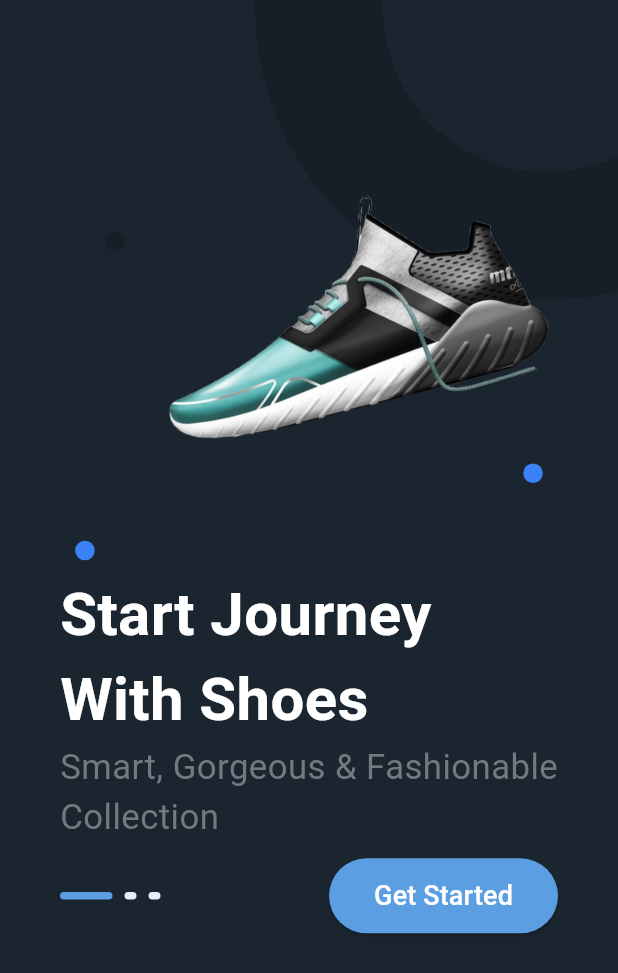
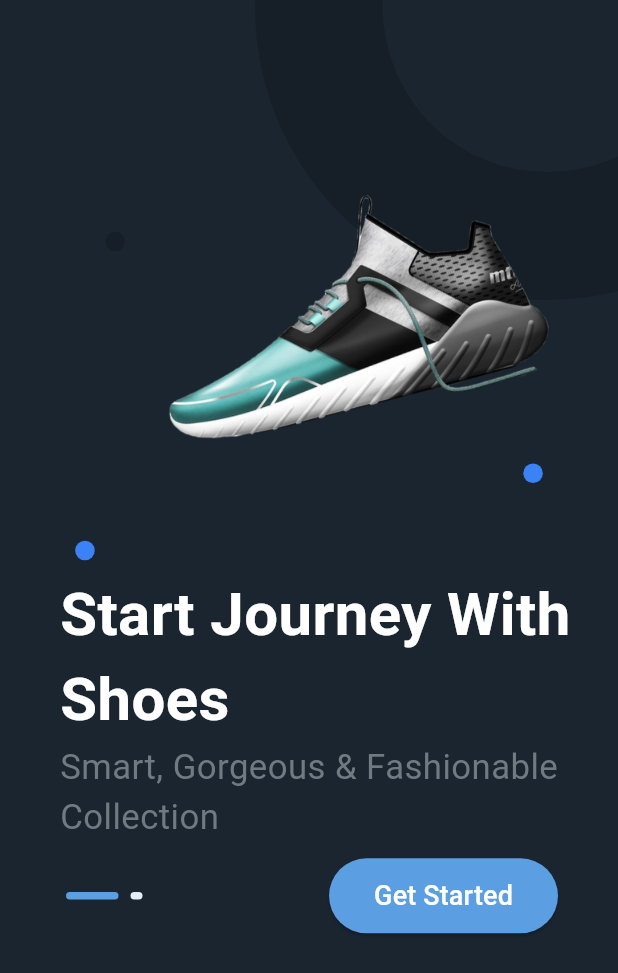
Before and after one commit to kasim121/phantasm, a Flutter app: the screen it shows after launch, after a tap on "Get Started", on a phone screen of 412 x 824 dp. Shown: the top 973 px of the screen. Run offline on Flutter 3.47's test engine with Material 3 defaults, Android fonts, the phone set to English and light mode, and no system bars; Roboto replaces fonts that are missing (Airbnb Cereal App).

Commit message:
chnages-doone

```diff
--- /dev/null
+++ b/lib/core/extensions/extensions.dart
@@ -0,0 +1,19 @@
+extension DescriptionFormatter on String {
+  String formatDescription() {
+    // Define the word after which you want the break
+    String targetWord = 'Fashionable';
+
+    // Find the position of the target word in the description
+    int index = this.indexOf(targetWord);
+
+    // If the word is found and there is more text after it
+    if (index != -1 && index + targetWord.length < this.length) {
+      return this.substring(0, index + targetWord.length) +
+          '\n' +
+          this.substring(index + targetWord.length).trim();
+    }
+
+    // If the word isn't found or no text follows it, just return the string as is
+    return this;
+  }
+}
--- a/lib/features/onboarding/presentation/screen/onbarding_started_screen.dart
+++ b/lib/features/onboarding/presentation/screen/onbarding_started_screen.dart
@@ -1,29 +1,61 @@
 import 'package:flutter/material.dart';
-import 'package:phantasm/confi/themes/app_colors.dart';
-import 'package:phantasm/features/onboarding/presentation/widgets/custome_button.dart';
-
+import 'package:phantasm/core/extensions/extensions.dart';
+import 'package:provider/provider.dart';
+import '../../../../confi/themes/app_colors.dart';
 import '../../../../confi/themes/app_text_style.dart';
+import '../providers/onbarding_provider.dart';
+import '../widgets/custome_button.dart';
 import '../widgets/ellipses.dart';
 import '../widgets/indicators.dart';
 
-class OnboardingScreen extends StatelessWidget {
+class OnboardingScreen extends StatefulWidget {
   const OnboardingScreen({Key? key}) : super(key: key);
 
   @override
+  State<OnboardingScreen> createState() => _OnboardingScreenState();
+}
+
+class _OnboardingScreenState extends State<OnboardingScreen> {
+  final PageController _pageController = PageController();
+  int _currentPage = 0;
+
+  @override
+  void dispose() {
+    _pageController.dispose();
+    super.dispose();
+  }
+
+  @override
   Widget build(BuildContext context) {
+    final onboardingProvider = Provider.of<OnboardingProvider>(context);
+
+    if (onboardingProvider.steps.isEmpty) {
+      onboardingProvider.loadSteps();
+    }
+
     return Scaffold(
       backgroundColor: AppColors.background,
       body: SafeArea(
         child: Stack(
           children: [
-            const Ellipses(),
-            Column(
+            Ellipses(currentPage: _currentPage),
+            PageView.builder(
+              controller: _pageController,
+              itemCount: onboardingProvider.steps.length,
+              onPageChanged: (index) {
+                setState(() {
+                  _currentPage = index;
+                });
+              },
+              itemBuilder: (context, index) {
+                final step = onboardingProvider.steps[index];
+                return Column(
                   crossAxisAlignment: CrossAxisAlignment.start,
                   children: [
                     Padding(
                       padding: const EdgeInsets.only(left: 65.0, top: 105),
                       child: Image.asset(
-                    'assets/images/shoe.png',
+                        step.imagePath,
                         width: MediaQuery.of(context).size.width * 0.8,
                         height: MediaQuery.of(context).size.height * 0.250,
                       ),
@@ -31,11 +63,11 @@ class OnboardingScreen extends StatelessWidget {
                     const SizedBox(
                       height: 70,
                     ),
-                const Padding(
-                  padding: EdgeInsets.only(left: 40.0),
+                    Padding(
+                      padding: const EdgeInsets.only(left: 40.0),
                       child: Text(
-                    'Start Journey\nWith Shoes',
-                    style: TextStyle(
+                        step.title,
+                        style: const TextStyle(
                           fontSize: 40,
                           fontWeight: FontWeight.bold,
                           color: AppColors.textPrimary,
@@ -49,10 +81,11 @@ class OnboardingScreen extends StatelessWidget {
                         width: double.infinity,
                         child: FittedBox(
                           child: Text(
-                        'Smart, Gorgeous & Fashionable\nCollection',
+                            step.description.formatDescription(),
                             style: AppTextStyles.airbnbCerealText(
                               color: AppColors.grayShade,
                               fontWeight: FontWeight.w400,
+                              fontSize: 20,
                             ),
                             textAlign: TextAlign.start,
                           ),
@@ -67,7 +100,10 @@ class OnboardingScreen extends StatelessWidget {
                       child: Row(
                         mainAxisAlignment: MainAxisAlignment.spaceBetween,
                         children: [
-                      const Indicators(),
+                          Indicators(
+                            currentPage: _currentPage,
+                            totalPages: onboardingProvider.steps.length,
+                          ),
                           const SizedBox(height: 20),
                           CustomElevatedButton(
                             text: 'Get Started',
@@ -80,6 +116,8 @@ class OnboardingScreen extends StatelessWidget {
                       ),
                     ),
                   ],
+                );
+              },
             ),
           ],
         ),
@@ -87,94 +125,3 @@ class OnboardingScreen extends StatelessWidget {
     );
   }
 }
-
-// import 'package:flutter/material.dart';
-// import '../../../../confi/themes/app_colors.dart';
-// import '../../../../confi/themes/app_text_style.dart';
-// import '../widgets/custome_button.dart';
-// import '../widgets/ellipses.dart';
-// import '../widgets/indicators.dart';
-
-// class OnboardingScreen extends StatelessWidget {
-//   const OnboardingScreen({Key? key}) : super(key: key);
-
-//   @override
-//   Widget build(BuildContext context) {
-//     return Scaffold(
-//       backgroundColor: AppColors.background,
-//       body: SafeArea(
-//         child: Stack(
-//           children: [
-//             const Ellipses(),
-//             Column(
-//               crossAxisAlignment: CrossAxisAlignment.start,
-//               children: [
-//                 Padding(
-//                   padding: const EdgeInsets.only(left: 65.0, top: 105),
-//                   child: Image.asset(
-//                     'assets/images/shoe.png',
-//                     width: MediaQuery.of(context).size.width * 0.8,
-//                     height: MediaQuery.of(context).size.height * 0.250,
-//                   ),
-//                 ),
-//                 const SizedBox(
-//                   height: 70,
-//                 ),
-//                 const Padding(
-//                   padding: EdgeInsets.only(left: 40.0),
-//                   child: Text(
-//                     'Start Journey\nWith Shoes',
-//                     style: TextStyle(
-//                       fontSize: 40,
-//                       fontWeight: FontWeight.bold,
-//                       color: AppColors.textPrimary,
-//                     ),
-//                     textAlign: TextAlign.start,
-//                   ),
-//                 ),
-//                 Padding(
-//                   padding: const EdgeInsets.symmetric(horizontal: 40.0),
-//                   child: SizedBox(
-//                     width: double.infinity,
-//                     child: Flexible(
-//                       child: FittedBox(
-//                         child: Text(
-//                           'Smart, Gorgeous & Fashionable\nCollection',
-//                           style: AppTextStyles.airbnbCerealText(
-//                             color: AppColors.grayShade,
-//                             fontWeight: FontWeight.w400,
-//                           ),
-//                           textAlign: TextAlign.start,
-//                         ),
-//                       ),
-//                     ),
-//                   ),
-//                 ),
-//                 const SizedBox(
-//                   height: 10,
-//                 ),
-//                 Padding(
-//                   padding: const EdgeInsets.symmetric(horizontal: 40.0),
-//                   child: Row(
-//                     mainAxisAlignment: MainAxisAlignment.spaceBetween,
-//                     children: [
-//                       const Indicators(),
-//                       const SizedBox(height: 20),
-//                       CustomElevatedButton(
-//                         text: 'Get Started',
-//                         onPressed: () {},
-//                         backgroundColor: AppColors.customBlue,
-//                         textColor: AppColors.textPrimary,
-//                         fontSize: 18,
-//                       ),
-//                     ],
-//                   ),
-//                 ),
-//               ],
-//             ),
-//           ],
-//         ),
-//       ),
-//     );
-//   }
-// }
--- a/lib/features/onboarding/presentation/widgets/ellipses.dart
+++ b/lib/features/onboarding/presentation/widgets/ellipses.dart
@@ -2,7 +2,8 @@ import 'package:flutter/material.dart';
 import '../../../../confi/themes/app_colors.dart';
 
 class Ellipses extends StatelessWidget {
-  const Ellipses({Key? key}) : super(key: key);
+  final int currentPage;
+  const Ellipses({Key? key, required this.currentPage}) : super(key: key);
 
   @override
   Widget build(BuildContext context) {
--- a/lib/features/onboarding/presentation/widgets/indicators.dart
+++ b/lib/features/onboarding/presentation/widgets/indicators.dart
@@ -1,20 +1,26 @@
 import 'package:flutter/material.dart';
-import '../../../../confi/themes/app_colors.dart';
+import 'package:phantasm/confi/themes/app_colors.dart';
 
 class Indicators extends StatelessWidget {
-  const Indicators({Key? key}) : super(key: key);
+  final int currentPage;
+  final int totalPages;
+
+  const Indicators({
+    Key? key,
+    required this.currentPage,
+    required this.totalPages,
+  }) : super(key: key);
 
   @override
   Widget build(BuildContext context) {
     return Row(
       mainAxisAlignment: MainAxisAlignment.center,
-      children: [
-        _buildIndicator(true),
-        const SizedBox(width: 8),
-        _buildIndicator(false),
-        const SizedBox(width: 8),
-        _buildIndicator(false),
-      ],
+      children: List.generate(totalPages, (index) {
+        return Padding(
+          padding: const EdgeInsets.symmetric(horizontal: 4.0),
+          child: _buildIndicator(index == currentPage),
+        );
+      }),
     );
   }
 
--- a/pubspec.yaml
+++ b/pubspec.yaml
@@ -37,6 +37,7 @@ dependencies:
   cupertino_icons: ^1.0.2
   google_fonts: ^6.2.1
   provider: ^6.1.2
+
 
 dev_dependencies:
   flutter_test:
```
Also changed, not shown: lib/features/onboarding/presentation/screen/onboarding_next_screen.dart (deleted, +0 -90 lines). Lines whose indentation alone changed are shown as unchanged.
